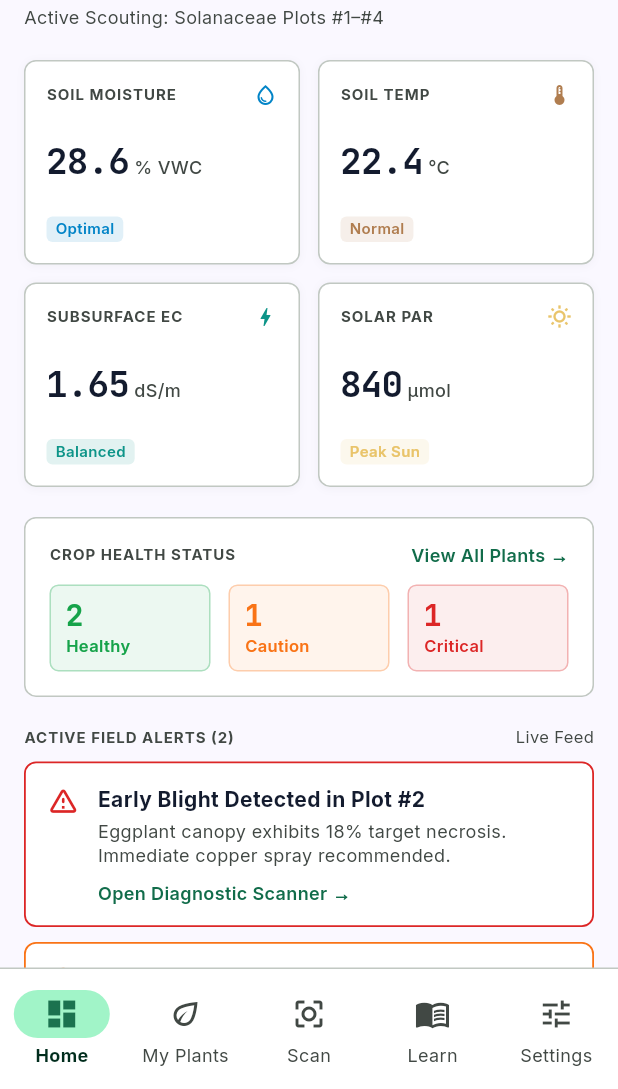
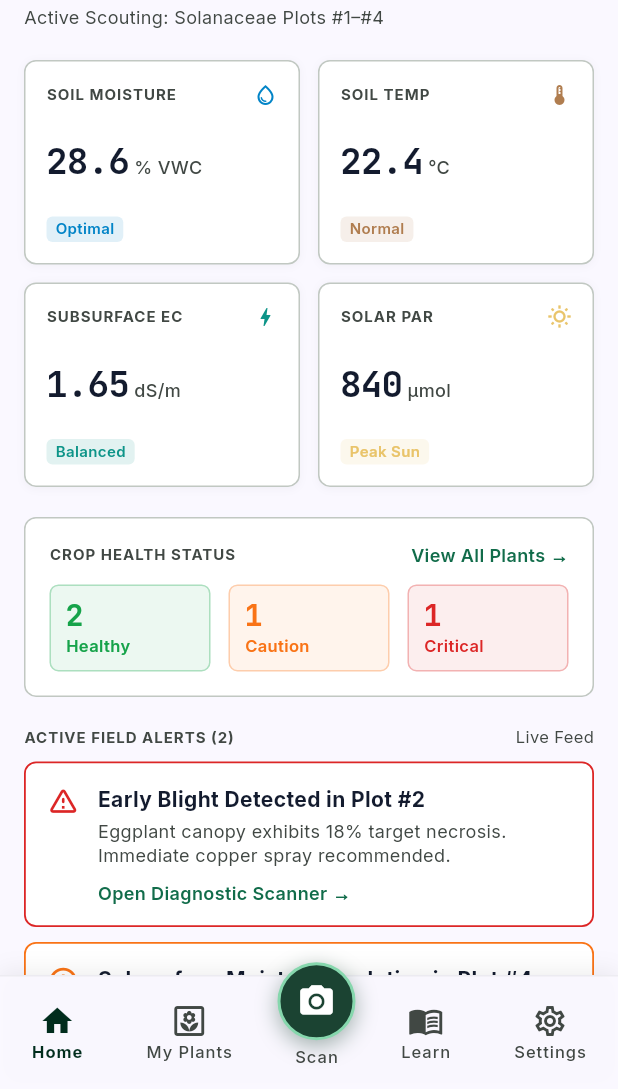
Before and after one commit to Aureeeus/FloraScan, a Flutter app: the screen it shows after launch, on a phone screen of 412 x 824 dp, the part 147-1236 px from its top. Run offline on Flutter 3.47's test engine with Material 3 defaults, Android fonts, the phone set to English and light mode, and no system bars; our stand-ins replace flutter_riverpod, go_router, google_fonts.

Commit message:
feat(core-ui): add Sproutly mascot, hardware HUD, and shell navigation widgets
- Introduce vector-based Sproutly mascot expressions for onboarding

- Add HardwareStatusHud for real-time telemetry sensor status

- Implement FloraScanHeader and MainScaffoldShell bottom navigation

```diff
--- a/lib/core/widgets/hardware_status_hud.dart
+++ b/lib/core/widgets/hardware_status_hud.dart
@@ -19,6 +19,9 @@ class HardwareStatusHud extends ConsumerWidget {
   Widget build(BuildContext context, WidgetRef ref) {
     final telemetryAsync = ref.watch(liveTelemetryProvider);
     final agriColors = context.agriTheme;
+
+    final screenWidth = MediaQuery.sizeOf(context).width;
+    final isCompact = screenWidth < 380;
 
     return telemetryAsync.maybeWhen(
       data: (telemetry) {
@@ -67,6 +70,7 @@ class HardwareStatusHud extends ConsumerWidget {
                   fontWeight: FontWeight.w600,
                 ),
               ),
+              if (!isCompact) ...[
                 const SizedBox(width: 8),
                 Container(
                   width: 1,
@@ -84,6 +88,7 @@ class HardwareStatusHud extends ConsumerWidget {
                   ),
                 ),
               ],
+            ],
           ),
         );
       },
--- a/lib/core/widgets/main_scaffold_shell.dart
+++ b/lib/core/widgets/main_scaffold_shell.dart
@@ -2,11 +2,9 @@ import 'package:flutter/material.dart';
 import 'package:go_router/go_router.dart';
 
 import '../theme/app_colors.dart';
+import '../theme/app_typography.dart';
 
-/// The root shell widget providing persistent bottom navigation across tabs.
-///
-/// Uses [StatefulNavigationShell] from GoRouter to preserve each tab's state.
-/// Designed for gloved or single-handed outdoor mobile operation.
+/// The root shell widget providing persistent Stitch bottom navigation with a raised Scan trigger.
 class MainScaffoldShell extends StatelessWidget {
   const MainScaffoldShell({
     required this.navigationShell,
@@ -15,7 +13,7 @@ class MainScaffoldShell extends StatelessWidget {
 
   final StatefulNavigationShell navigationShell;
 
-  void _onDestinationSelected(int index) {
+  void _onTabTapped(int index) {
     navigationShell.goBranch(
       index,
       initialLocation: index == navigationShell.currentIndex,
@@ -24,46 +22,164 @@ class MainScaffoldShell extends StatelessWidget {
 
   @override
   Widget build(BuildContext context) {
+    final currentIndex = navigationShell.currentIndex;
+
     return Scaffold(
       body: navigationShell,
       bottomNavigationBar: Container(
-        decoration: const BoxDecoration(
-          color: AppColors.surfaceContainerLowest,
-          border: Border(
-            top: BorderSide(color: AppColors.outlineVariant, width: 1),
+        height: 76,
+        decoration: BoxDecoration(
+          color: AppColors.surface.withValues(alpha: 0.95),
+          border: const Border(
+            top: BorderSide(color: Color(0x18717973), width: 1),
+          ),
+          boxShadow: const [
+            BoxShadow(
+              color: Color(0x12000000),
+              blurRadius: 12,
+              offset: Offset(0, -2),
+            ),
+          ],
+        ),
+        child: SafeArea(
+          top: false,
+          child: Row(
+            mainAxisAlignment: MainAxisAlignment.spaceAround,
+            children: [
+              // 1. Home
+              _NavItem(
+                icon: Icons.home_outlined,
+                activeIcon: Icons.home,
+                label: 'Home',
+                isSelected: currentIndex == 0,
+                onTap: () => _onTabTapped(0),
+              ),
+              // 2. My Plants
+              _NavItem(
+                icon: Icons.yard_outlined,
+                activeIcon: Icons.yard,
+                label: 'My Plants',
+                isSelected: currentIndex == 1,
+                onTap: () => _onTabTapped(1),
+              ),
+              // 3. Raised Scan Center Button
+              GestureDetector(
+                onTap: () => _onTabTapped(2),
+                behavior: HitTestBehavior.opaque,
+                child: Padding(
+                  padding: const EdgeInsets.only(bottom: 4),
+                  child: Column(
+                    mainAxisSize: MainAxisSize.min,
+                    children: [
+                      Transform.translate(
+                        offset: const Offset(0, -12),
+                        child: Container(
+                          width: 52,
+                          height: 52,
+                          decoration: BoxDecoration(
+                            shape: BoxShape.circle,
+                            color: AppColors.primaryContainer,
+                            boxShadow: [
+                              BoxShadow(
+                                color: AppColors.primaryContainer.withValues(alpha: 0.4),
+                                blurRadius: 12,
+                                offset: const Offset(0, 4),
+                              ),
+                            ],
+                            border: Border.all(
+                              color: currentIndex == 2
+                                  ? AppColors.secondaryFixed
+                                  : AppColors.secondaryFixedDim,
+                              width: 2,
+                            ),
+                          ),
+                          child: const Icon(
+                            Icons.photo_camera,
+                            color: AppColors.onPrimary,
+                            size: 26,
+                          ),
+                        ),
+                      ),
+                      Transform.translate(
+                        offset: const Offset(0, -8),
+                        child: Text(
+                          'Scan',
+                          style: AppTypography.labelUi.copyWith(
+                            color: currentIndex == 2
+                                ? AppColors.primary
+                                : AppColors.onSurfaceVariant,
+                            fontWeight:
+                                currentIndex == 2 ? FontWeight.w700 : FontWeight.w500,
+                            fontSize: 11,
+                          ),
+                        ),
+                      ),
+                    ],
+                  ),
+                ),
+              ),
+              // 4. Learn
+              _NavItem(
+                icon: Icons.menu_book_outlined,
+                activeIcon: Icons.menu_book,
+                label: 'Learn',
+                isSelected: currentIndex == 3,
+                onTap: () => _onTabTapped(3),
+              ),
+              // 5. Settings
+              _NavItem(
+                icon: Icons.settings_outlined,
+                activeIcon: Icons.settings,
+                label: 'Settings',
+                isSelected: currentIndex == 4,
+                onTap: () => _onTabTapped(4),
+              ),
+            ],
           ),
         ),
-        child: NavigationBar(
-          selectedIndex: navigationShell.currentIndex,
-          onDestinationSelected: _onDestinationSelected,
-          backgroundColor: Colors.transparent,
-          elevation: 0,
-          indicatorColor: AppColors.secondaryContainer,
-          destinations: const [
-            NavigationDestination(
-              icon: Icon(Icons.dashboard_outlined),
-              selectedIcon: Icon(Icons.dashboard, color: AppColors.onSecondaryContainer),
-              label: 'Home',
+      ),
+    );
+  }
+}
+
+class _NavItem extends StatelessWidget {
+  const _NavItem({
+    required this.icon,
+    required this.activeIcon,
+    required this.label,
+    required this.isSelected,
+    required this.onTap,
+  });
+
+  final IconData icon;
+  final IconData activeIcon;
+  final String label;
+  final bool isSelected;
+  final VoidCallback onTap;
+
+  @override
+  Widget build(BuildContext context) {
+    return InkWell(
+      onTap: onTap,
+      borderRadius: BorderRadius.circular(12),
+      child: Padding(
+        padding: const EdgeInsets.symmetric(horizontal: 12, vertical: 6),
+        child: Column(
+          mainAxisSize: MainAxisSize.min,
+          children: [
+            Icon(
+              isSelected ? activeIcon : icon,
+              color: isSelected ? AppColors.primary : AppColors.onSurfaceVariant,
+              size: 24,
             ),
-            NavigationDestination(
-              icon: Icon(Icons.eco_outlined),
-              selectedIcon: Icon(Icons.eco, color: AppColors.onSecondaryContainer),
-              label: 'My Plants',
-            ),
-            NavigationDestination(
-              icon: Icon(Icons.center_focus_strong_outlined),
-              selectedIcon: Icon(Icons.center_focus_strong, color: AppColors.onSecondaryContainer),
-              label: 'Scan',
-            ),
-            NavigationDestination(
-              icon: Icon(Icons.menu_book_outlined),
-              selectedIcon: Icon(Icons.menu_book, color: AppColors.onSecondaryContainer),
-              label: 'Learn',
-            ),
-            NavigationDestination(
-              icon: Icon(Icons.tune_outlined),
-              selectedIcon: Icon(Icons.tune, color: AppColors.onSecondaryContainer),
-              label: 'Settings',
+            const SizedBox(height: 2),
+            Text(
+              label,
+              style: AppTypography.labelUi.copyWith(
+                color: isSelected ? AppColors.primary : AppColors.onSurfaceVariant,
+                fontWeight: isSelected ? FontWeight.w700 : FontWeight.w500,
+                fontSize: 11,
+              ),
             ),
           ],
         ),
```
Also changed, not shown: lib/core/widgets/app_icon.dart (added, +96 -0 lines), lib/core/widgets/flora_scan_header.dart (added, +192 -0 lines), lib/core/widgets/sproutly_mascot.dart (added, +151 -0 lines). Lines whose indentation alone changed are shown as unchanged.
